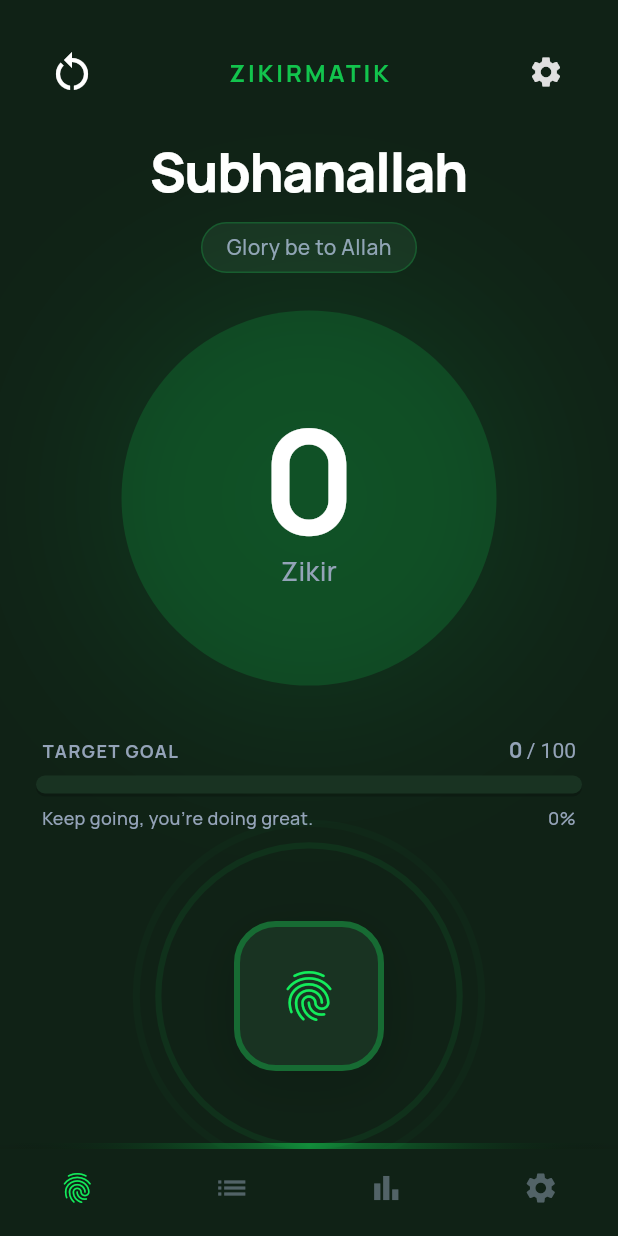
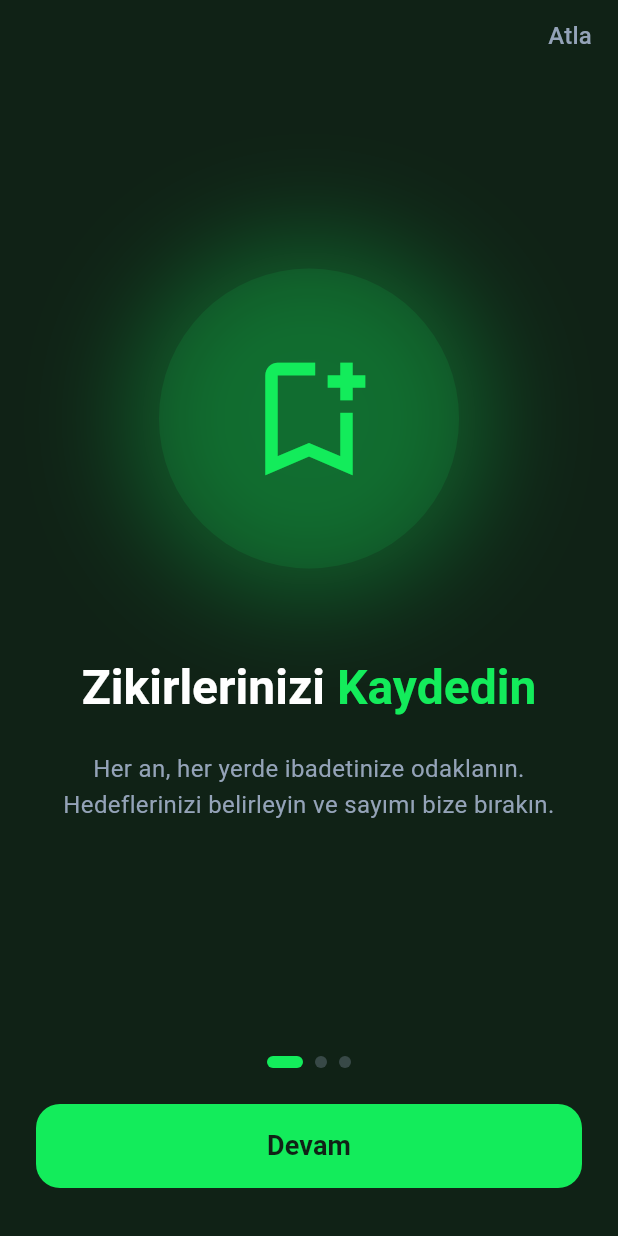
Before and after one commit to Emirix/ZikirmatikPro, a Flutter app: the screen it shows after launch, on a phone screen of 412 x 824 dp. Run offline on Flutter 3.47's test engine with Material 3 defaults, Android fonts, the phone set to English and light mode, and no system bars; our stand-ins replace fl_chart, google_fonts, shared_preferences.

Commit message:
feat: Implement initial Zikirmatik app structure, onboarding flow, and core state management.

```diff
--- a/lib/main.dart
+++ b/lib/main.dart
@@ -3,6 +3,7 @@ import 'package:flutter/services.dart';
 import 'package:provider/provider.dart';
 import 'providers/app_state.dart';
 import 'screens/main_scaffold.dart';
+import 'screens/onboarding/onboarding_screen.dart';
 import 'theme/app_colors.dart';
 
 void main() async {
@@ -24,6 +25,10 @@ class ZikirmatikApp extends StatelessWidget {
 
   @override
   Widget build(BuildContext context) {
+    final hasCompletedOnboarding = context
+        .watch<AppState>()
+        .hasCompletedOnboarding;
+
     return MaterialApp(
       debugShowCheckedModeBanner: false,
       title: 'Zikirmatik Pro',
@@ -32,7 +37,10 @@ class ZikirmatikApp extends StatelessWidget {
         scaffoldBackgroundColor: AppColors.backgroundDark,
         brightness: Brightness.dark,
       ),
-      home: const MainScaffold(),
+      home: hasCompletedOnboarding
+          ? const MainScaffold()
+          : const OnboardingScreen(),
+      routes: {'/home': (context) => const MainScaffold()},
     );
   }
 }
--- a/lib/providers/app_state.dart
+++ b/lib/providers/app_state.dart
@@ -8,10 +8,12 @@ class AppState extends ChangeNotifier {
   List<ZikirModel> _zikirs = [];
   String? _activeZikirId;
   SettingsModel _settings = SettingsModel();
+  bool _hasCompletedOnboarding = false;
 
   // Getters
   List<ZikirModel> get zikirs => _zikirs;
   SettingsModel get settings => _settings;
+  bool get hasCompletedOnboarding => _hasCompletedOnboarding;
 
   ZikirModel? get activeZikir {
     if (_activeZikirId == null)
@@ -26,6 +28,9 @@ class AppState extends ChangeNotifier {
   // Initialization
   Future<void> loadState() async {
     final prefs = await SharedPreferences.getInstance();
+
+    // Load onboarding status
+    _hasCompletedOnboarding = prefs.getBool('hasCompletedOnboarding') ?? false;
 
     // Load Settings
     final settingsJson = prefs.getString('settings');
@@ -116,6 +121,13 @@ class AppState extends ChangeNotifier {
     notifyListeners();
   }
 
+  Future<void> completeOnboarding() async {
+    _hasCompletedOnboarding = true;
+    final prefs = await SharedPreferences.getInstance();
+    await prefs.setBool('hasCompletedOnboarding', true);
+    notifyListeners();
+  }
+
   void addZikir(String title, String description, int target) {
     final newZikir = ZikirModel(
       id: DateTime.now().millisecondsSinceEpoch.toString(),
--- /dev/null
+++ b/lib/screens/onboarding/onboarding_screen.dart
@@ -0,0 +1,249 @@
+import 'package:flutter/material.dart';
+import 'package:provider/provider.dart';
+import '../../providers/app_state.dart';
+import '../../theme/app_colors.dart';
+
+class OnboardingScreen extends StatefulWidget {
+  const OnboardingScreen({super.key});
+
+  @override
+  State<OnboardingScreen> createState() => _OnboardingScreenState();
+}
+
+class _OnboardingScreenState extends State<OnboardingScreen> {
+  final PageController _pageController = PageController();
+  int _currentPage = 0;
+
+  final List<OnboardingStep> _steps = [
+    OnboardingStep(
+      title: 'Zikirlerinizi ',
+      highlight: 'Kaydedin',
+      description:
+          'Her an, her yerde ibadetinize odaklanın. Hedeflerinizi belirleyin ve sayımı bize bırakın.',
+      icon: Icons.bookmark_add_outlined,
+    ),
+    OnboardingStep(
+      title: 'Alışkanlık ',
+      highlight: 'Kazanın',
+      description:
+          'Günlük istatistiklerinizi takip edin, serinizi bozmayın ve manevi gelişiminizi görselleştirin.',
+      icon: Icons.trending_up,
+    ),
+    OnboardingStep(
+      title: 'Huzura ',
+      highlight: 'Ulaşın',
+      description:
+          'Özel bildirimlerle ibadetlerinizi hatırlayın, günün stresinden uzaklaşıp ruhunuzu dinlendirin.',
+      icon: Icons.spa_outlined,
+    ),
+  ];
+
+  void _onPageChanged(int page) {
+    setState(() {
+      _currentPage = page;
+    });
+  }
+
+  void _nextPage() {
+    if (_currentPage < _steps.length - 1) {
+      _pageController.nextPage(
+        duration: const Duration(milliseconds: 300),
+        curve: Curves.easeInOut,
+      );
+    } else {
+      _completeOnboarding();
+    }
+  }
+
+  void _completeOnboarding() {
+    context.read<AppState>().completeOnboarding();
+    Navigator.of(context).pushReplacementNamed('/home');
+  }
+
+  @override
+  void dispose() {
+    _pageController.dispose();
+    super.dispose();
+  }
+
+  @override
+  Widget build(BuildContext context) {
+    return Scaffold(
+      backgroundColor: AppColors.backgroundDark,
+      body: SafeArea(
+        child: Column(
+          children: [
+            // Skip button
+            Align(
+              alignment: Alignment.topRight,
+              child: TextButton(
+                onPressed: _completeOnboarding,
+                child: const Text(
+                  'Atla',
+                  style: TextStyle(color: AppColors.textGray, fontSize: 16),
+                ),
+              ),
+            ),
+
+            // Page view
+            Expanded(
+              child: PageView.builder(
+                controller: _pageController,
+                onPageChanged: _onPageChanged,
+                itemCount: _steps.length,
+                itemBuilder: (context, index) {
+                  return _OnboardingPage(step: _steps[index]);
+                },
+              ),
+            ),
+
+            // Page indicators
+            Padding(
+              padding: const EdgeInsets.symmetric(vertical: 24),
+              child: Row(
+                mainAxisAlignment: MainAxisAlignment.center,
+                children: List.generate(
+                  _steps.length,
+                  (index) => _PageIndicator(isActive: index == _currentPage),
+                ),
+              ),
+            ),
+
+            // Next/Get Started button
+            Padding(
+              padding: const EdgeInsets.fromLTRB(24, 0, 24, 32),
+              child: SizedBox(
+                width: double.infinity,
+                height: 56,
+                child: ElevatedButton(
+                  onPressed: _nextPage,
+                  style: ElevatedButton.styleFrom(
+                    backgroundColor: AppColors.primary,
+                    foregroundColor: AppColors.backgroundDark,
+                    shape: RoundedRectangleBorder(
+                      borderRadius: BorderRadius.circular(16),
+                    ),
+                    elevation: 0,
+                  ),
+                  child: Text(
+                    _currentPage == _steps.length - 1 ? 'Başlayalım' : 'Devam',
+                    style: const TextStyle(
+                      fontSize: 18,
+                      fontWeight: FontWeight.bold,
+                    ),
+                  ),
+                ),
+              ),
+            ),
+          ],
+        ),
+      ),
+    );
+  }
+}
+
+class _OnboardingPage extends StatelessWidget {
+  final OnboardingStep step;
+
+  const _OnboardingPage({required this.step});
+
+  @override
+  Widget build(BuildContext context) {
+    return Padding(
+      padding: const EdgeInsets.symmetric(horizontal: 32),
+      child: Column(
+        mainAxisAlignment: MainAxisAlignment.center,
+        children: [
+          // Icon with glow
+          Container(
+            width: 200,
+            height: 200,
+            decoration: BoxDecoration(
+              shape: BoxShape.circle,
+              color: AppColors.primary.withOpacity(0.1),
+              boxShadow: [
+                BoxShadow(
+                  color: AppColors.primary.withOpacity(0.3),
+                  blurRadius: 60,
+                  spreadRadius: 20,
+                ),
+              ],
+            ),
+            child: Icon(step.icon, size: 100, color: AppColors.primary),
+          ),
+
+          const SizedBox(height: 60),
+
+          // Title with highlight
+          RichText(
+            textAlign: TextAlign.center,
+            text: TextSpan(
+              style: const TextStyle(
+                fontSize: 32,
+                fontWeight: FontWeight.bold,
+                color: Colors.white,
+                height: 1.2,
+              ),
+              children: [
+                TextSpan(text: step.title),
+                TextSpan(
+                  text: step.highlight,
+                  style: const TextStyle(color: AppColors.primary),
+                ),
+              ],
+            ),
+          ),
+
+          const SizedBox(height: 24),
+
+          // Description
+          Text(
+            step.description,
+            textAlign: TextAlign.center,
+            style: const TextStyle(
+              fontSize: 16,
+              color: AppColors.textGray,
+              height: 1.5,
+            ),
+          ),
+        ],
+      ),
+    );
+  }
+}
+
+class _PageIndicator extends StatelessWidget {
+  final bool isActive;
+
+  const _PageIndicator({required this.isActive});
+
+  @override
+  Widget build(BuildContext context) {
+    return AnimatedContainer(
+      duration: const Duration(milliseconds: 300),
+      margin: const EdgeInsets.symmetric(horizontal: 4),
+      width: isActive ? 24 : 8,
+      height: 8,
+      decoration: BoxDecoration(
+        color: isActive
+            ? AppColors.primary
+            : AppColors.textGray.withOpacity(0.3),
+        borderRadius: BorderRadius.circular(4),
+      ),
+    );
+  }
+}
+
+class OnboardingStep {
+  final String title;
+  final String highlight;
+  final String description;
+  final IconData icon;
+
+  OnboardingStep({
+    required this.title,
+    required this.highlight,
+    required this.description,
+    required this.icon,
+  });
+}
```
